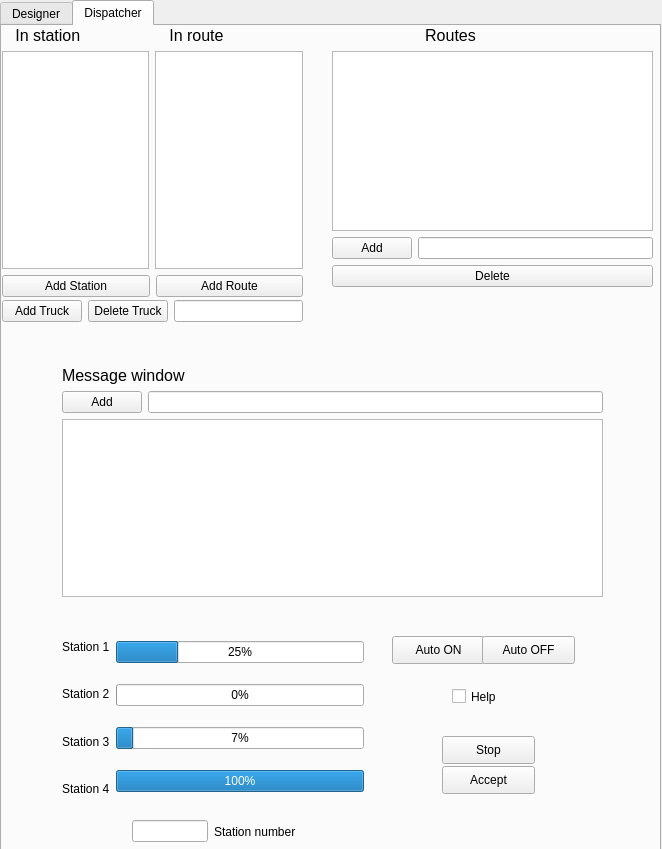
This is DispatchHero/DispatchHero_dockwidget_base.ui in pimklaassen/GEO1005 as Qt 5 draws it before an edit. The edited form follows.
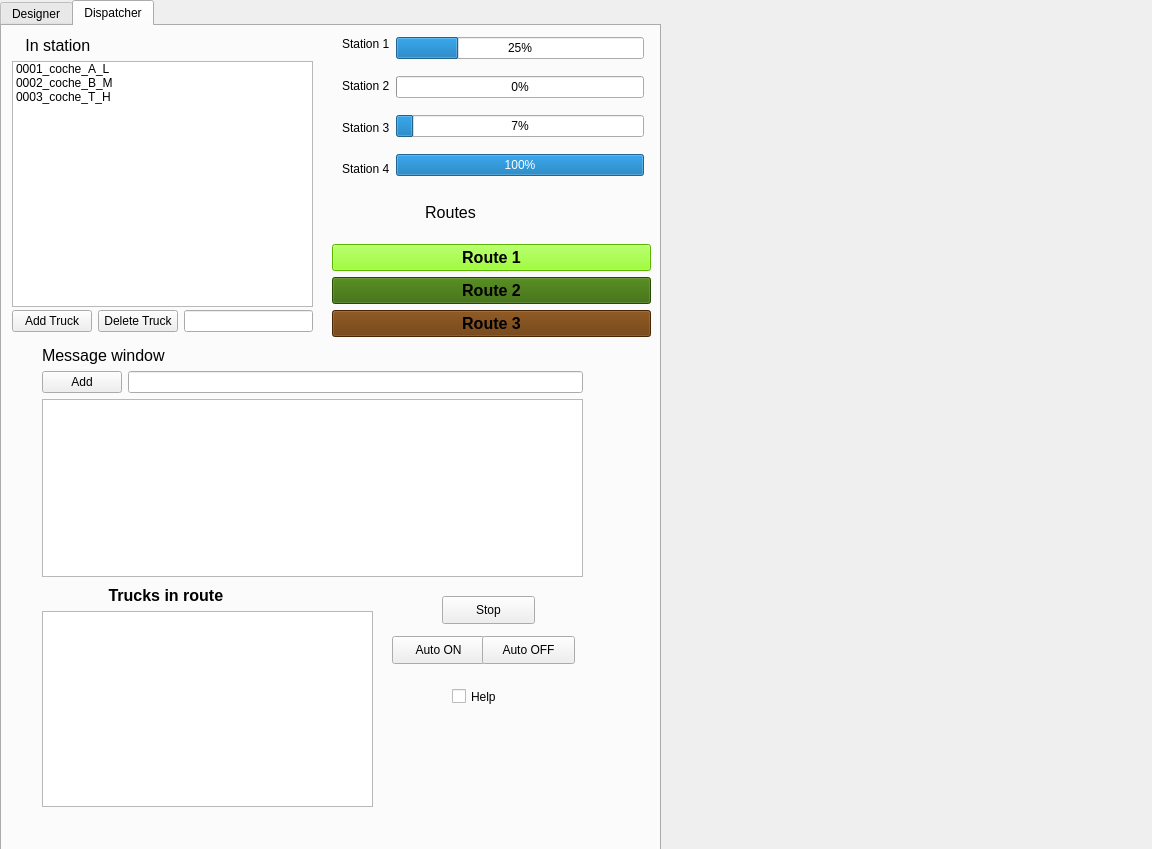
This is the edited form.

What changed in the file:
```diff
--- a/DispatchHero/DispatchHero_dockwidget_base.ui
+++ b/DispatchHero/DispatchHero_dockwidget_base.ui
@@ -6,7 +6,7 @@
    <rect>
     <x>0</x>
     <y>0</y>
-    <width>662</width>
+    <width>1152</width>
     <height>849</height>
    </rect>
   </property>
@@ -148,8 +148,8 @@
     <widget class="QWidget" name="verticalLayoutWidget">
      <property name="geometry">
       <rect>
-       <x>0</x>
-       <y>0</y>
+       <x>10</x>
+       <y>10</y>
        <width>301</width>
        <height>271</height>
       </rect>
@@ -169,109 +169,43 @@
           </property>
          </widget>
         </item>
-        <item>
-         <widget class="QLabel" name="label_6">
-          <property name="font">
-           <font>
-            <pointsize>12</pointsize>
-           </font>
-          </property>
-          <property name="text">
-           <string>   In route</string>
-          </property>
-         </widget>
-        </item>
        </layout>
       </item>
       <item>
        <layout class="QHBoxLayout" name="horizontalLayout_5">
         <item>
-         <widget class="QListWidget" name="In_station_list"/>
-        </item>
-        <item>
-         <widget class="QListWidget" name="In_route_list"/>
-        </item>
-       </layout>
-      </item>
-      <item>
-       <layout class="QHBoxLayout" name="horizontalLayout_4">
-        <item>
-         <widget class="QPushButton" name="Truck_station_add">
-          <property name="text">
-           <string>Add Station</string>
-          </property>
+         <widget class="QListWidget" name="In_station_list">
+          <item>
+           <property name="text">
+            <string>0001_coche_A_L</string>
+           </property>
+          </item>
+          <item>
+           <property name="text">
+            <string>0002_coche_B_M</string>
+           </property>
+          </item>
+          <item>
+           <property name="text">
+            <string>0003_coche_T_H</string>
+           </property>
+          </item>
          </widget>
         </item>
-        <item>
-         <widget class="QPushButton" name="Truck_route_add">
-          <property name="text">
-           <string>Add Route</string>
-          </property>
-         </widget>
-        </item>
        </layout>
       </item>
-     </layout>
-    </widget>
-    <widget class="QWidget" name="verticalLayoutWidget_3">
-     <property name="geometry">
-      <rect>
-       <x>330</x>
-       <y>0</y>
-       <width>321</width>
-       <height>261</height>
-      </rect>
-     </property>
-     <layout class="QVBoxLayout" name="Routes_box">
       <item>
-       <widget class="QLabel" name="label_7">
-        <property name="font">
-         <font>
-          <pointsize>12</pointsize>
-         </font>
-        </property>
-        <property name="text">
-         <string>                     Routes</string>
-        </property>
-       </widget>
-      </item>
-      <item>
-       <widget class="QListWidget" name="Routes"/>
-      </item>
-      <item>
-       <layout class="QHBoxLayout" name="horizontalLayout_2">
-        <item>
-         <widget class="QPushButton" name="Add_Route">
-          <property name="text">
-           <string>Add</string>
-          </property>
-         </widget>
-        </item>
-        <item>
-         <widget class="QLineEdit" name="Route_name"/>
-        </item>
-       </layout>
-      </item>
-      <item>
-       <layout class="QHBoxLayout" name="horizontalLayout_3">
-        <item>
-         <widget class="QPushButton" name="Delete">
-          <property name="text">
-           <string>Delete</string>
-          </property>
-         </widget>
-        </item>
-       </layout>
+       <layout class="QHBoxLayout" name="horizontalLayout_4"/>
       </item>
      </layout>
     </widget>
     <widget class="QWidget" name="horizontalLayoutWidget">
      <property name="geometry">
       <rect>
-       <x>60</x>
-       <y>600</y>
+       <x>340</x>
+       <y>0</y>
        <width>302</width>
-       <height>183</height>
+       <height>161</height>
       </rect>
      </property>
      <layout class="QHBoxLayout" name="Stations">
@@ -357,19 +291,6 @@
       <string>Auto ON</string>
      </property>
     </widget>
-    <widget class="QPushButton" name="Accept">
-     <property name="geometry">
-      <rect>
-       <x>440</x>
-       <y>740</y>
-       <width>93</width>
-       <height>28</height>
-      </rect>
-     </property>
-     <property name="text">
-      <string>Accept</string>
-     </property>
-    </widget>
     <widget class="QPushButton" name="Auto_OFF">
      <property name="geometry">
       <rect>
@@ -387,7 +308,7 @@
      <property name="geometry">
       <rect>
        <x>440</x>
-       <y>710</y>
+       <y>570</y>
        <width>93</width>
        <height>28</height>
       </rect>
@@ -399,8 +320,8 @@
     <widget class="QWidget" name="verticalLayoutWidget_4">
      <property name="geometry">
       <rect>
-       <x>60</x>
-       <y>340</y>
+       <x>40</x>
+       <y>320</y>
        <width>541</width>
        <height>231</height>
       </rect>
@@ -450,33 +371,11 @@
       <string>Help</string>
      </property>
     </widget>
-    <widget class="QWidget" name="horizontalLayoutWidget_5">
-     <property name="geometry">
-      <rect>
-       <x>130</x>
-       <y>790</y>
-       <width>180</width>
-       <height>31</height>
-      </rect>
-     </property>
-     <layout class="QHBoxLayout" name="Station_number">
-      <item>
-       <widget class="QLineEdit" name="Station_Number"/>
-      </item>
-      <item>
-       <widget class="QLabel" name="label_9">
-        <property name="text">
-         <string>Station number     </string>
-        </property>
-       </widget>
-      </item>
-     </layout>
-    </widget>
     <widget class="QWidget" name="horizontalLayoutWidget_2">
      <property name="geometry">
       <rect>
-       <x>0</x>
-       <y>270</y>
+       <x>10</x>
+       <y>280</y>
        <width>301</width>
        <height>31</height>
       </rect>
@@ -501,6 +400,113 @@
       </item>
      </layout>
     </widget>
+    <widget class="QWidget" name="verticalLayoutWidget_3">
+     <property name="geometry">
+      <rect>
+       <x>40</x>
+       <y>560</y>
+       <width>331</width>
+       <height>221</height>
+      </rect>
+     </property>
+     <layout class="QVBoxLayout" name="Route_trucks">
+      <item>
+       <widget class="QLabel" name="label_6">
+        <property name="font">
+         <font>
+          <pointsize>12</pointsize>
+          <weight>75</weight>
+          <bold>true</bold>
+         </font>
+        </property>
+        <property name="text">
+         <string>               Trucks in route</string>
+        </property>
+       </widget>
+      </item>
+      <item>
+       <widget class="QListWidget" name="Trucks_in_route"/>
+      </item>
+     </layout>
+    </widget>
+    <widget class="QWidget" name="verticalLayoutWidget_2">
+     <property name="geometry">
+      <rect>
+       <x>330</x>
+       <y>160</y>
+       <width>319</width>
+       <height>151</height>
+      </rect>
+     </property>
+     <layout class="QVBoxLayout" name="Routes">
+      <item>
+       <widget class="QLabel" name="label_7">
+        <property name="font">
+         <font>
+          <pointsize>12</pointsize>
+         </font>
+        </property>
+        <property name="text">
+         <string>                     Routes</string>
+        </property>
+       </widget>
+      </item>
+      <item>
+       <widget class="QPushButton" name="Route1">
+        <property name="font">
+         <font>
+          <pointsize>12</pointsize>
+          <weight>75</weight>
+          <bold>true</bold>
+         </font>
+        </property>
+        <property name="acceptDrops">
+         <bool>false</bool>
+        </property>
+        <property name="styleSheet">
+         <string notr="true">background-color: rgb(128, 255, 0);</string>
+        </property>
+        <property name="text">
+         <string>Route 1</string>
+        </property>
+       </widget>
+      </item>
+      <item>
+       <widget class="QPushButton" name="Route2">
+        <property name="font">
+         <font>
+          <pointsize>12</pointsize>
+          <weight>75</weight>
+          <bold>true</bold>
+         </font>
+        </property>
+        <property name="styleSheet">
+         <string notr="true">background-color: rgb(51, 102, 0);</string>
+        </property>
+        <property name="text">
+         <string>Route 2</string>
+        </property>
+       </widget>
+      </item>
+      <item>
+       <widget class="QPushButton" name="Route3">
+        <property name="font">
+         <font>
+          <pointsize>12</pointsize>
+          <weight>75</weight>
+          <bold>true</bold>
+         </font>
+        </property>
+        <property name="styleSheet">
+         <string notr="true">background-color: rgb(102, 51, 0);</string>
+        </property>
+        <property name="text">
+         <string>Route 3</string>
+        </property>
+       </widget>
+      </item>
+     </layout>
+    </widget>
    </widget>
   </widget>
  </widget>
```
